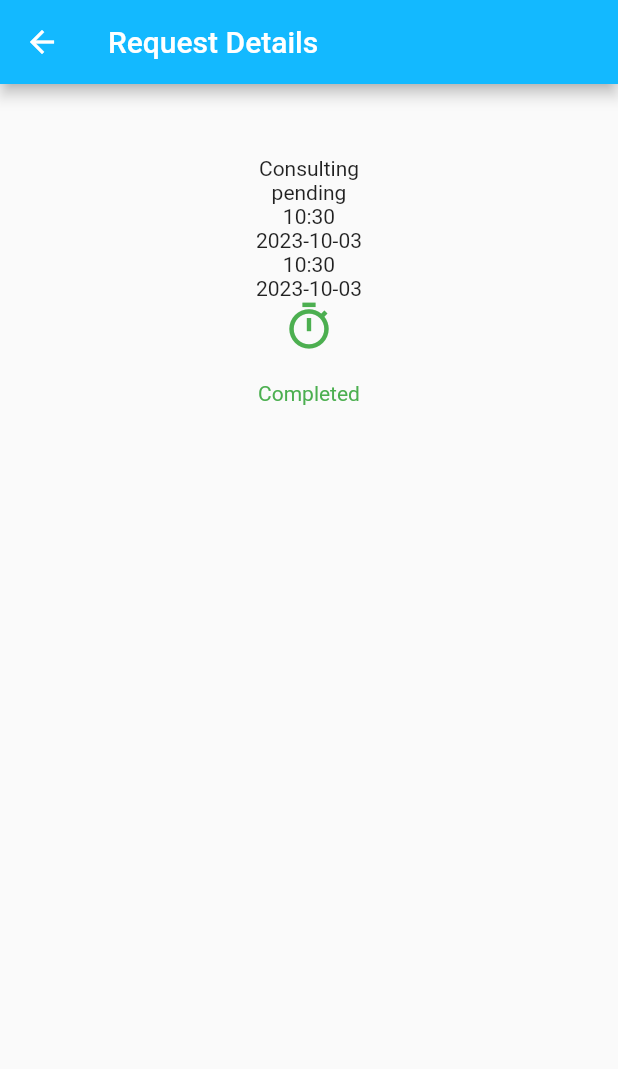
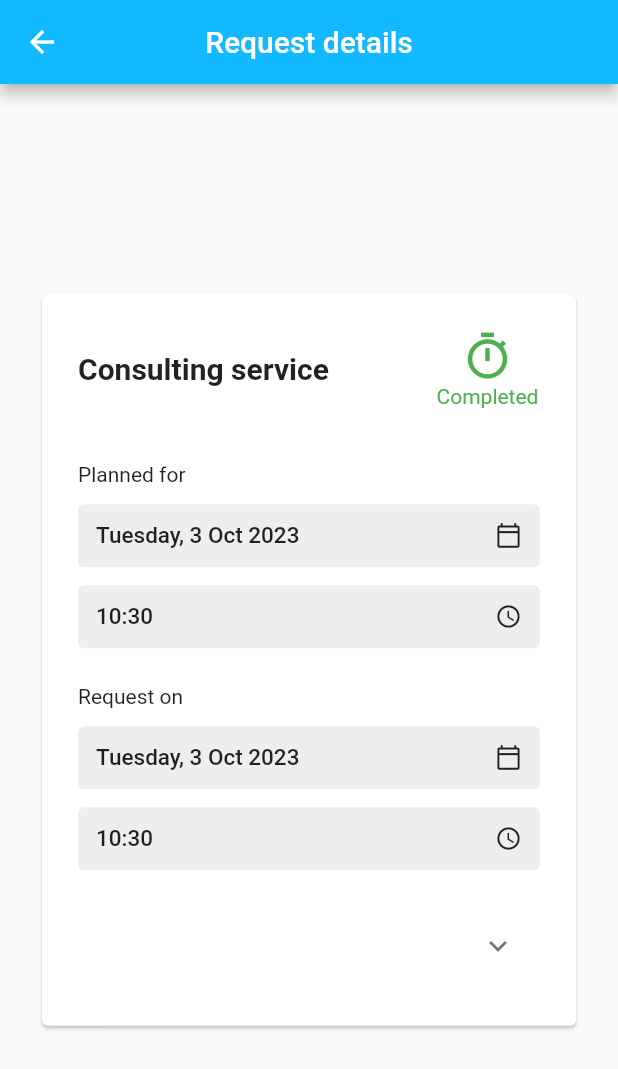
Before and after one commit to alessandrorepola/bankease, a Flutter app: the RequestDetailsPage screen opened directly with empty values, on a phone screen of 412 x 824 dp. Shown: the top 1069 px of the screen. Run offline on Flutter 3.47's test engine with Material 2 defaults, Android fonts, the light colour scheme and no system bars; our stand-ins replace bloc, bloc_concurrency, cloud_firestore, dartz, equatable, firebase_auth and 10 more; missing offline and left inert: app_settings; accounts and stored records are empty.

Commit message:
RequestDetailsPage UI Changed

```diff
--- a/lib/features/home/widgets/home_drawer.dart
+++ b/lib/features/home/widgets/home_drawer.dart
@@ -63,10 +63,10 @@ class HomeDrawer extends ConsumerWidget {
           DrawerTile(
               iconData: Icons.logout,
               text: 'Logout',
-              onTap: () async {
-                await ref.read(profileProvider.notifier).logout().then(
-                    (value) => Navigator.of(context).pushNamedAndRemoveUntil(
-                        AppRoutes.login, (Route<dynamic> route) => false));
+              onTap: () {
+                ref.read(profileProvider.notifier).logout();
+                Navigator.of(context).pushNamedAndRemoveUntil(
+                    AppRoutes.login, (Route<dynamic> route) => false);
               }),
         ],
       ),
--- a/lib/features/profile/presentation/pages/profile_page.dart
+++ b/lib/features/profile/presentation/pages/profile_page.dart
@@ -16,6 +16,7 @@ class ProfilePage extends ConsumerWidget {
       drawer: const HomeDrawer(),
       appBar: AppBar(
         title: const Text('Account'),
+        centerTitle: true,
       ),
       body: Column(
         crossAxisAlignment: CrossAxisAlignment.center,
--- a/lib/features/requests/presentation/pages/add_request_page.dart
+++ b/lib/features/requests/presentation/pages/add_request_page.dart
@@ -22,7 +22,10 @@ class AddRequestPage extends ConsumerWidget {
     final notifier = ref.read(addRequestProvider.notifier);
 
     return Scaffold(
-      appBar: AppBar(title: const Text('Book Service Request')),
+      appBar: AppBar(
+        title: const Text('Book Service Request'),
+        centerTitle: true,
+      ),
       body: Padding(
         padding: EdgeInsets.all(16.w),
         child: Column(
--- a/lib/features/requests/presentation/pages/request_details_page.dart
+++ b/lib/features/requests/presentation/pages/request_details_page.dart
@@ -1,5 +1,8 @@
 import 'package:bankease/features/requests/domain/entities/request.dart';
-import 'package:bankease/features/requests/presentation/widgets/remaining_time_widget.dart';
+import 'package:bankease/features/requests/presentation/widgets/branch_details.dart';
+import 'package:bankease/features/requests/presentation/widgets/date_field.dart';
+import 'package:bankease/features/requests/presentation/widgets/details_page_header.dart';
+import 'package:bankease/features/requests/presentation/widgets/time_field.dart';
 import 'package:flutter/material.dart';
 
 class RequestDetailsPage extends StatelessWidget {
@@ -11,23 +14,37 @@ class RequestDetailsPage extends StatelessWidget {
 
     return Scaffold(
       appBar: AppBar(
-        title: const Text('Request Details'),
+        title: const Text("Request details"),
+        centerTitle: true,
       ),
       body: Center(
-        child: Column(
-          children: [
-            Text(request.id),
-            Text(request.user.name),
-            Text(request.user.email),
-            Text(request.service.name),
-            Text(request.status.name),
-            Text(request.requestTime),
-            Text(request.requestDay),
-            Text(request.serviceTime),
-            Text(request.serviceDay),
-            RemainingTimeWidget(request: request),
-            Text(request.branch.toString()),
-          ],
+        child: Padding(
+          padding: const EdgeInsets.symmetric(horizontal: 24.0),
+          child: Card(
+            child: Padding(
+              padding: const EdgeInsets.all(24.0),
+              child: Column(
+                crossAxisAlignment: CrossAxisAlignment.stretch,
+                mainAxisSize: MainAxisSize.min,
+                children: [
+                  Header(request),
+                  const SizedBox(height: 24.0),
+                  const Text("Planned for"),
+                  const SizedBox(height: 12.0),
+                  DateField(date: request.serviceDT),
+                  const SizedBox(height: 12.0),
+                  TimeField(time: TimeOfDay.fromDateTime(request.serviceDT)),
+                  const SizedBox(height: 24.0),
+                  const Text("Request on"),
+                  const SizedBox(height: 12.0),
+                  DateField(date: request.requestDT),
+                  const SizedBox(height: 12.0),
+                  TimeField(time: TimeOfDay.fromDateTime(request.requestDT)),
+                  BranchDetails(branch: request.branch),
+                ],
+              ),
+            ),
+          ),
         ),
       ),
     );
--- a/lib/features/requests/presentation/pages/requests_page.dart
+++ b/lib/features/requests/presentation/pages/requests_page.dart
@@ -30,6 +30,7 @@ class RequestsView extends StatelessWidget {
       drawer: const HomeDrawer(),
       appBar: AppBar(
         title: const Text('Requests'),
+        centerTitle: true,
         actions: const [
           RequestsFilterButton(),
         ],
--- /dev/null
+++ b/lib/features/requests/presentation/widgets/branch_details.dart
@@ -0,0 +1,75 @@
+import 'package:bankease/features/requests/domain/entities/branch.dart';
+import 'package:flutter/material.dart';
+import 'package:flutter_screenutil/flutter_screenutil.dart';
+
+class BranchDetails extends StatelessWidget {
+  const BranchDetails({Key? key, required this.branch}) : super(key: key);
+
+  final Branch branch;
+
+  @override
+  Widget build(BuildContext context) {
+    return Padding(
+      padding: EdgeInsets.only(top: 20.h),
+      child: ExpansionTile(
+        title: _buildTitle(),
+        children: <Widget>[
+          Align(
+            alignment: Alignment.centerLeft,
+            child: Column(
+              crossAxisAlignment: CrossAxisAlignment.start,
+              children: [
+                _buildDetailRow('Institute:', branch.institute),
+                _buildDetailRow('Branch:', branch.branch),
+                _buildDetailRow('City:', branch.city),
+                _buildDetailRow('Address:',
+                    '${branch.address}, ${branch.postalCode}, ${branch.province}'),
+              ],
+            ),
+          ),
+        ],
+      ),
+    );
+  }
+
+  Widget _buildTitle() {
+    return Column(
+      crossAxisAlignment: CrossAxisAlignment.start,
+      children: [
+        Text(
+          branch.institute,
+          overflow: TextOverflow.ellipsis,
+          maxLines: 1,
+          style: const TextStyle(
+            fontSize: 15.0,
+            fontWeight: FontWeight.w600,
+          ),
+        ),
+        Text(
+          branch.branch,
+          overflow: TextOverflow.ellipsis,
+          maxLines: 1,
+          style: const TextStyle(
+            fontSize: 15.0,
+          ),
+        ),
+      ],
+    );
+  }
+
+  Widget _buildDetailRow(String label, String value) {
+    return Column(
+      crossAxisAlignment: CrossAxisAlignment.start,
+      children: [
+        Text(
+          label,
+          style: const TextStyle(fontSize: 16, fontWeight: FontWeight.bold),
+        ),
+        Text(
+          value,
+        ),
+        SizedBox(height: 10.h),
+      ],
+    );
+  }
+}
--- /dev/null
+++ b/lib/features/requests/presentation/widgets/date_field.dart
@@ -0,0 +1,35 @@
+import 'package:flutter/material.dart';
+import 'package:intl/intl.dart';
+
+class DateField extends StatelessWidget {
+  const DateField({Key? key, required this.date}) : super(key: key);
+  final DateTime date;
+
+  @override
+  Widget build(BuildContext context) {
+    return Container(
+      decoration: BoxDecoration(
+        borderRadius: BorderRadius.circular(4.0),
+        color: Colors.grey[200],
+      ),
+      padding: const EdgeInsets.all(12.0),
+      child: Row(
+        children: [
+          Expanded(
+            child: Text(
+              DateFormat("EEEE, d MMM y").format(date),
+              style: const TextStyle(
+                fontSize: 15.0,
+                fontWeight: FontWeight.w500,
+              ),
+            ),
+          ),
+          const Icon(
+            Icons.calendar_today_outlined,
+            size: 18.0,
+          ),
+        ],
+      ),
+    );
+  }
+}
--- /dev/null
+++ b/lib/features/requests/presentation/widgets/details_page_header.dart
@@ -0,0 +1,32 @@
+import 'package:bankease/features/requests/domain/entities/request.dart';
+import 'package:bankease/features/requests/presentation/widgets/remaining_time_widget.dart';
+import 'package:flutter/material.dart';
+
+class Header extends StatelessWidget {
+  const Header(this._request, {super.key});
+
+  final Request _request;
+
+  @override
+  Widget build(BuildContext context) {
+    return Padding(
+      padding: const EdgeInsets.only(bottom: 12.0),
+      child: Row(
+        mainAxisAlignment: MainAxisAlignment.spaceBetween,
+        children: [
+          Text(
+            "${_request.service.name} service",
+            style: const TextStyle(
+              fontSize: 20.0,
+              fontWeight: FontWeight.w700,
+            ),
+          ),
+          SizedBox(
+            height: 52.0,
+            child: RemainingTimeWidget(request: _request),
+          ),
+        ],
+      ),
+    );
+  }
+}
--- /dev/null
+++ b/lib/features/requests/presentation/widgets/time_field.dart
@@ -0,0 +1,34 @@
+import 'package:flutter/material.dart';
+
+class TimeField extends StatelessWidget {
+  const TimeField({Key? key, required this.time}) : super(key: key);
+  final TimeOfDay time;
+
+  @override
+  Widget build(BuildContext context) {
+    return Container(
+      decoration: BoxDecoration(
+        borderRadius: BorderRadius.circular(4.0),
+        color: Colors.grey[200],
+      ),
+      padding: const EdgeInsets.all(12.0),
+      child: Row(
+        children: [
+          Expanded(
+            child: Text(
+              time.format(context),
+              style: const TextStyle(
+                fontSize: 15.0,
+                fontWeight: FontWeight.w500,
+              ),
+            ),
+          ),
+          const Icon(
+            Icons.access_time_outlined,
+            size: 18.0,
+          ),
+        ],
+      ),
+    );
+  }
+}
```
